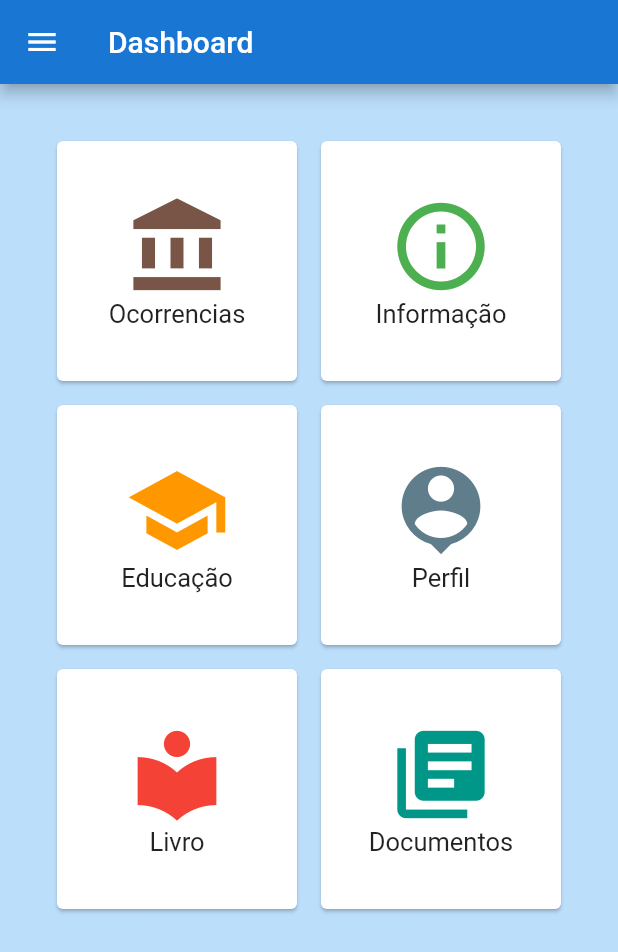
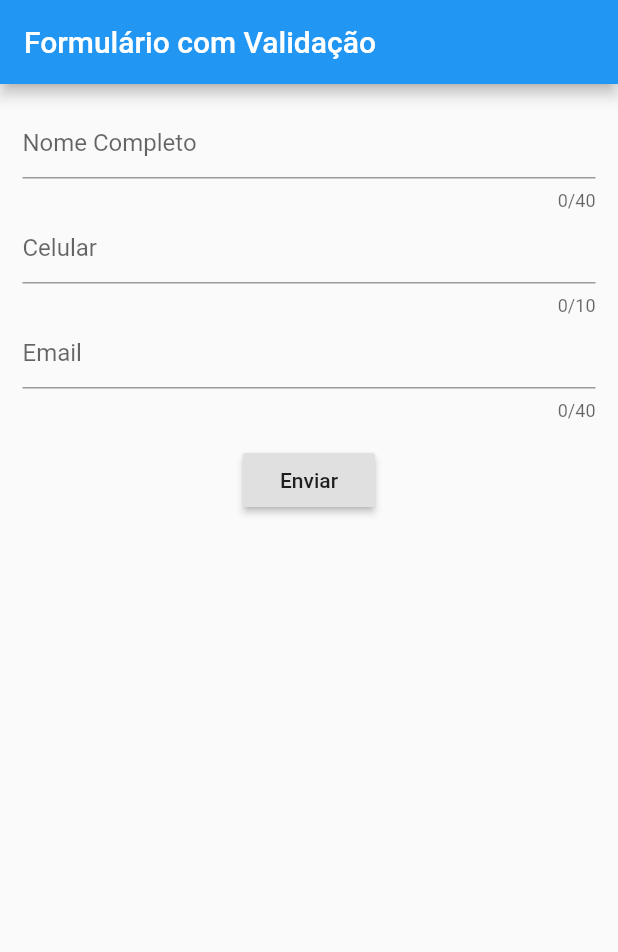
Before and after one commit to Carlos1515Santana/Here, a Flutter app: the DashboardPage screen opened directly, after a tap on "Documentos", on a phone screen of 412 x 824 dp. Shown: the top 952 px of the screen. Run offline on Flutter 3.47's test engine with Material 2 defaults, Android fonts, the phone set to English and light mode, and no system bars; our stand-ins replace charts_flutter, flutter_masked_text, font_awesome_flutter, geolocator, google_maps_flutter, image_picker and 1 more; missing offline and left inert: flutter_sparkline, search_map_place; generated files the repository leaves out were written again; network calls fail.

Commit message:
implementação da tela de cadastro

```diff
--- /dev/null
+++ b/lib/pages/Cadastro.dart
@@ -0,0 +1,122 @@
+import 'package:flutter/material.dart';
+
+void main() => runApp(new Cadastro());
+
+class Cadastro extends StatefulWidget {
+  @override
+  _MyAppState createState() => _MyAppState();
+}
+
+class _MyAppState extends State<Cadastro> {
+  GlobalKey<FormState> _key = new GlobalKey();
+  bool _validate = false;
+  String nome, email, celular;
+
+  @override
+  Widget build(BuildContext context) {
+    return MaterialApp(
+      home: new Scaffold(
+        appBar: new AppBar(
+          title: new Text('Formulário com Validação'),
+        ),
+        body: new SingleChildScrollView(
+          child: new Container(
+            margin: new EdgeInsets.all(15.0),
+            child: new Form(
+              key: _key,
+              autovalidate: _validate,
+              child: _formUI(),
+            ),
+          ),
+        ),
+      ),
+    );
+  }
+
+  Widget _formUI() {
+    return new Column(
+      children: <Widget>[
+        new TextFormField(
+          decoration: new InputDecoration(hintText: 'Nome Completo'),
+          maxLength: 40,
+          validator: _validarNome,
+          onSaved: (String val) {
+            nome = val;
+          },
+        ),
+        new TextFormField(
+            decoration: new InputDecoration(hintText: 'Celular'),
+            keyboardType: TextInputType.phone,
+            maxLength: 10,
+            validator: _validarCelular,
+            onSaved: (String val) {
+              celular = val;
+            }),
+        new TextFormField(
+            decoration: new InputDecoration(hintText: 'Email'),
+            keyboardType: TextInputType.emailAddress,
+            maxLength: 40,
+            validator: _validarEmail,
+            onSaved: (String val) {
+              email = val;
+            }),
+        new SizedBox(height: 15.0),
+        new RaisedButton(
+          onPressed: _sendForm,
+          child: new Text('Enviar'),
+        )
+      ],
+    );
+  }
+
+  String _validarNome(String value) {
+    String patttern = r'(^[a-zA-Z ]*$)';
+    RegExp regExp = new RegExp(patttern);
+    if (value.length == 0) {
+      return "Informe o nome";
+    } else if (!regExp.hasMatch(value)) {
+      return "O nome deve conter caracteres de a-z ou A-Z";
+    }
+    return null;
+  }
+
+  String _validarCelular(String value) {
+    String patttern = r'(^[0-9]*$)';
+    RegExp regExp = new RegExp(patttern);
+    if (value.length == 0) {
+      return "Informe o celular";
+    } else if(value.length != 10){
+      return "O celular deve ter 10 dígitos";
+    }else if (!regExp.hasMatch(value)) {
+      return "O número do celular so deve conter dígitos";
+    }
+    return null;
+  }
+
+  String _validarEmail(String value) {
+    String pattern = r'^(([^<>()[\]\\.,;:\s@\"]+(\.[^<>()[\]\\.,;:\s@\"]+)*)|(\".+\"))@((\[[0-9]{1,3}\.[0-9]{1,3}\.[0-9]{1,3}\.[0-9]{1,3}\])|(([a-zA-Z\-0-9]+\.)+[a-zA-Z]{2,}))$';
+    RegExp regExp = new RegExp(pattern);
+    if (value.length == 0) {
+      return "Informe o Email";
+    } else if(!regExp.hasMatch(value)){
+      return "Email inválido";
+    }else {
+      return null;
+    }
+  }
+
+  _sendForm() {
+    if (_key.currentState.validate()) {
+      // Sem erros na validação
+      _key.currentState.save();
+      print("Nome $nome");
+      print("Ceclular $celular");
+      print("Email $email");
+    } else {
+      // erro de validação
+      setState(() {
+        _validate = true;
+      });
+    }
+  }
+}
--- a/lib/pages/dashboard_page.dart
+++ b/lib/pages/dashboard_page.dart
@@ -2,6 +2,7 @@ import 'package:flutter/material.dart';
 import 'package:here/pages/graficos_page.dart';
 import 'package:here/pages/graficosdash_page.dart';
 import 'package:here/utils/nav.dart';
+import 'package:here/pages/Cadastro.dart';
 import 'package:here/pages/ocorrencia_page.dart';
 
 class DashboardPage extends StatefulWidget {
@@ -93,6 +94,7 @@ Future<void> _onClickCard(context,title) async {
 
    else if(title == 'Documentos'){
     //  push(context, OcorrenciaPage());
+    push(context, Cadastro());
   }
 }
 
```
